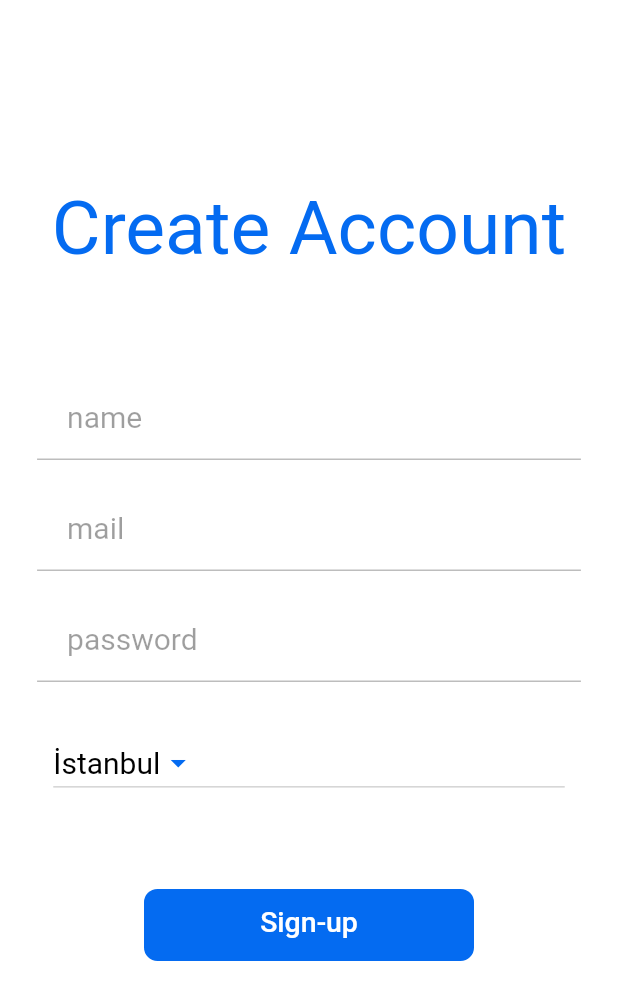
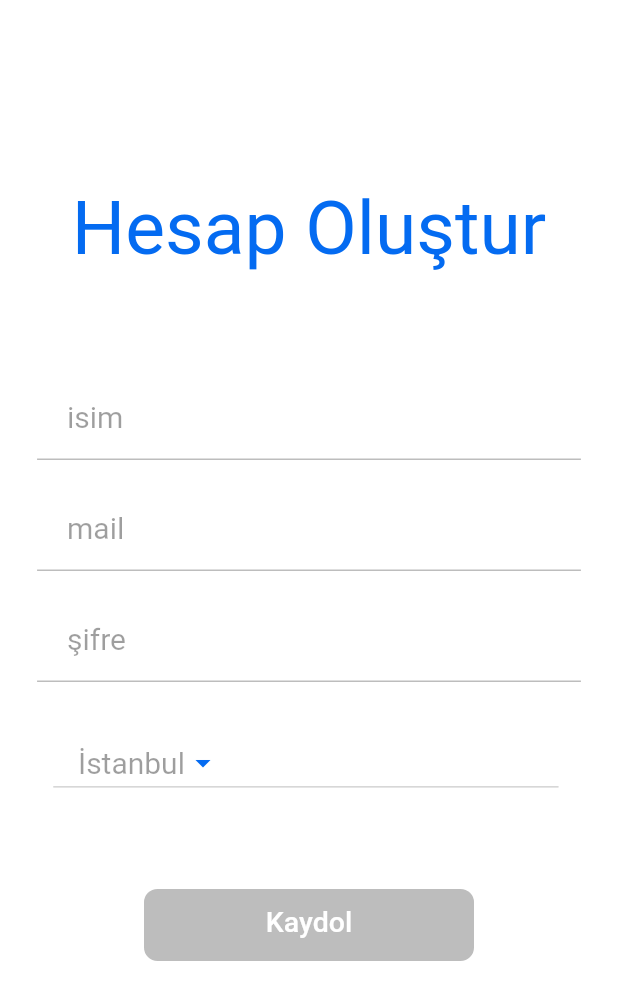
Before and after one commit to tubakocabiyik0/cloths_app, a Flutter app: the SignUpPAge screen opened directly, on a phone screen of 412 x 824 dp. Shown: the top 1000 px of the screen. Run offline on Flutter 3.47's test engine with Material 2 defaults, Android fonts, the phone set to English and light mode, and no system bars; our stand-ins replace dotted_border, fluttertoast, image_picker, shared_preferences, smooth_page_indicator; missing offline and left inert: ff_navigation_bar, flutter_animated_dialog, postgres, regexpattern; accounts and stored records are empty; network calls fail; Roboto replaces fonts that are missing (Zen).

```diff
--- a/lib/models/images.dart
+++ b/lib/models/images.dart
@@ -3,6 +3,7 @@ class Images {
   String _category = "";
   String _season = "";
   String _color = "";
+  int _id;
 
   String get image_url => _image_url;
 
@@ -12,5 +13,7 @@ class Images {
 
   String get category => _category;
 
+  int get id =>_id;
+
   Images(this._image_url, this._category, this._season, this._color);
 }
--- a/lib/screens/signup_page.dart
+++ b/lib/screens/signup_page.dart
@@ -27,7 +27,7 @@ class _SignUpPAgeState extends State<SignUpPAge> {
   Widget build(BuildContext context) {
     return Scaffold(
       resizeToAvoidBottomInset: false,
-      backgroundColor: lightColor,
+      backgroundColor: Theme.of(context).backgroundColor,
       body: signUpBody(),
     );
   }
@@ -40,8 +40,8 @@ class _SignUpPAgeState extends State<SignUpPAge> {
         Padding(
           padding: EdgeInsets.only(top: height * 0.15),
           child: Text(
-            "Create Account",
-            style: TextStyle(fontFamily: "Zen", color: darkBlue, fontSize: 50),
+            "Hesap Oluştur",
+            style: TextStyle(fontFamily: "Zen", color: Theme.of(context).primaryColor, fontSize: 50),
           ),
         ),
         SizedBox(
@@ -65,7 +65,7 @@ class _SignUpPAgeState extends State<SignUpPAge> {
         ),
         MyButton(() {
           signUp();
-        }, "Sign-up", 220),
+        }, "Kaydol", 220,colors: Theme.of(context).canvasColor,textColor: Theme.of(context).cardColor,),
       ],
     );
   }
@@ -76,15 +76,15 @@ class _SignUpPAgeState extends State<SignUpPAge> {
       child: Form(
         key: _nameKey,
         child: TextForm(
-          labelText: "name",
+          labelText: "isim",
           obscureText: false,
           controller: _nameController,
           validator: (v) {
             if (v.isEmpty) {
-              return "cant be empty";
+              return "Burası boş olamaz!";
             }
             if (!v.isUsername()) {
-              return "name can't be less 3 character";
+              return "isim 3 karakterden az olamaz!";
             } else {
               return null;
             }
@@ -105,10 +105,10 @@ class _SignUpPAgeState extends State<SignUpPAge> {
           controller: _mailController,
           validator: (value) {
             if (value.isEmpty) {
-              return "mail can't be empty";
+              return "Burası boş olamaz";
             }
             if (!value.isEmail()) {
-              return "please change email";
+              return "Bu email geçerli değil";
             } else {
               return null;
             }
@@ -121,11 +121,16 @@ class _SignUpPAgeState extends State<SignUpPAge> {
   Container buildDropdownButton() {
     return Container(
       width: 341,
+      child: Padding(
+        padding:
+            EdgeInsets.only(right: MediaQuery.of(context).size.width * 0.01),
         child: DropdownButton(
-        style: TextStyle(fontFamily: "Zen", color: Colors.black, fontSize: 20),
-        icon: Icon(
+
+          style:
+              TextStyle(fontFamily: "Zen", color: Colors.black, fontSize: 20),
+          icon:Icon(
               Icons.arrow_drop_down_sharp,
-          color: darkBlue,
+              color: Theme.of(context).primaryColor,
             ),
           dropdownColor: lightColor,
           value: dropdownValue,
@@ -134,10 +139,15 @@ class _SignUpPAgeState extends State<SignUpPAge> {
               dropdownValue = newValue;
             });
           },
+
           items: ['İstanbul', "İzmir", "Bursa", "Bolu", "Adana", "Ankara"]
               .map((value) {
-          return DropdownMenuItem(value: value, child: Text(value));
+            return DropdownMenuItem(value: value, child: Padding(
+              padding:  EdgeInsets.only(left:MediaQuery.of(context).size.width*0.04),
+              child: Text(value,style: TextStyle(color:Theme.of(context).splashColor,fontSize: 20),),
+            ));
           }).toList(),
+        ),
       ),
     );
   }
@@ -148,15 +158,15 @@ class _SignUpPAgeState extends State<SignUpPAge> {
       child: Form(
         key: _passKey,
         child: TextForm(
-          labelText: "password",
+          labelText: "şifre",
           obscureText: true,
           controller: _passwordController,
           validator: (value) {
             if (value.isEmpty) {
-              return "can't be empty";
+              return "Burası boş olamaz";
             }
             if (!value.isPasswordEasy()) {
-              return "Password can't be less 8 character";
+              return "Şifre 8 karakterden az olamaz";
             } else {
               return null;
             }
@@ -176,10 +186,9 @@ class _SignUpPAgeState extends State<SignUpPAge> {
               _nameController.text, dropdownValue)
           .then((value) {
         if (value == false) {
-
         } else if (value == true) {
-          print("basarili");
-          Navigator.pushReplacement(context, MaterialPageRoute(builder: (context)=>HomePage()));
+          Navigator.pushReplacement(
+              context, MaterialPageRoute(builder: (context) => HomePage()));
         }
       });
     }
--- a/lib/screens/signın_page.dart
+++ b/lib/screens/signın_page.dart
@@ -25,7 +25,7 @@ class _SignInPageState extends State<SignInPage> {
   @override
   Widget build(BuildContext context) {
     return Scaffold(
-      backgroundColor: lightColor,
+      backgroundColor: Theme.of(context).backgroundColor,
       body: signUpBody(context),
     );
   }
@@ -41,9 +41,9 @@ class _SignInPageState extends State<SignInPage> {
             Padding(
               padding: EdgeInsets.only(left: width * 0.055),
               child: Text(
-                "Welcome",
+                "Hoşgeldiniz",
                 style: TextStyle(
-                    fontFamily: "Zen", fontSize: 55, color: darkBlue),
+                    fontFamily: "Zen", fontSize: 55, color: Theme.of(context).primaryColor),
               ),
             ),
           ],
@@ -72,9 +72,9 @@ class _SignInPageState extends State<SignInPage> {
                 forgetPassword();
               },
               child: Text(
-                "Forget Password ?",
+                "Şifreni mi unuttun?",
                 style: TextStyle(
-                    fontFamily: "Zen", color: Colors.black, fontSize: 17),
+                    fontFamily: "Zen", color:Theme.of(context).dividerColor, fontSize: 17),
               )),
         ),
         SizedBox(
@@ -83,15 +83,15 @@ class _SignInPageState extends State<SignInPage> {
 
           MyButton(() {
             signIn(context);
-          }, "Sign in", 220),
+          }, "Giriş Yap", 220,colors: Theme.of(context).primaryColor,textColor: Theme.of(context).cardColor,),
         TextButton(
             onPressed: () {
               Navigator.push(context, MaterialPageRoute(builder: (context)=>SignUpPAge()));
             },
             child: Text(
-              "Don't have an account? Sign-up",
+              "Yeni hesap oluştur",
               style: TextStyle(
-                  fontFamily: "Zen", color: Colors.black, fontSize: 17),
+                  fontFamily: "Zen", color: Theme.of(context).dividerColor, fontSize: 17),
             )),
       ],
     );
@@ -104,10 +104,10 @@ class _SignInPageState extends State<SignInPage> {
       controller: mailController,
       validator: (value) {
         if (value.isEmpty) {
-          return "can't be empty";
+          return "Burası boş olamaz";
         }
         if (!value.isEmail()) {
-          return "Please write true email";
+          return "Bu email adresi geçerli değil.";
         } else {
           return null;
         }
@@ -117,15 +117,15 @@ class _SignInPageState extends State<SignInPage> {
 
   passwordForm() {
     return TextForm(
-      labelText: "password",
+      labelText: "şifre",
       obscureText: true,
       controller: passController,
       validator: (value) {
         if (value.isEmpty) {
-          return "can't be empty";
+          return "Burası boş olamaz";
         }
         if (!value.isPasswordEasy()) {
-          return "Password can^t be less 8 character";
+          return "Şifre 8 karakterden az olamaz.";
         } else {
           return null;
         }
--- /dev/null
+++ b/lib/themes/ThemeNotifier.dart
@@ -0,0 +1,15 @@
+import 'package:flutter/cupertino.dart';
+import 'package:flutter/material.dart';
+
+class ThemeNotifier with ChangeNotifier{
+  ThemeData _themeData;
+  ThemeNotifier(this._themeData);
+
+  getTheme() => _themeData;
+
+  setTheme(ThemeData themeData) async {
+    _themeData = themeData;
+    notifyListeners();
+  }
+
+}
--- a/lib/widgets/button.dart
+++ b/lib/widgets/button.dart
@@ -15,7 +15,7 @@ class MyButton extends StatelessWidget {
     return Container(
       width: width,
       decoration: BoxDecoration(
-          borderRadius: BorderRadius.all(Radius.circular(9)), color: colors==null? buttonColor:colors),
+          borderRadius: BorderRadius.all(Radius.circular(9)), color: colors==null? Theme.of(context).buttonColor:colors),
       child: MaterialButton(
         onPressed: onPressed,
         child: Padding(
--- a/lib/widgets/listTile.dart
+++ b/lib/widgets/listTile.dart
@@ -27,8 +27,9 @@ class Listtile extends StatelessWidget {
         width: 40,
         child: leading_icon,
       ),
-      title: Text(title,style: TextStyle(fontSize: 19),),
+      title: Text(title,style: TextStyle(fontSize: 19,color: Theme.of(context).dividerColor)),
       trailing:trailing ,
+
     );
   }
 }
--- a/lib/widgets/textFormField.dart
+++ b/lib/widgets/textFormField.dart
@@ -25,20 +25,21 @@ class TextForm extends StatelessWidget {
     return TextFormField(
       onChanged: onChange,
       initialValue: initialValue,
+        style: TextStyle(color:Theme.of(context).dividerColor),
         decoration: InputDecoration(
           contentPadding:
               new EdgeInsets.symmetric(vertical: 8.0, horizontal: 20),
           enabledBorder: UnderlineInputBorder(
-            borderSide: BorderSide(color: Colors.black26),
+            borderSide: BorderSide(color:Theme.of(context).canvasColor),
           ),
           focusedBorder: UnderlineInputBorder(
-            borderSide: BorderSide(color: Colors.black26),
+            borderSide: BorderSide(color:Theme.of(context).canvasColor),
           ),
           border: UnderlineInputBorder(
-            borderSide: BorderSide(color: Colors.black26),
+            borderSide: BorderSide(color:Theme.of(context).canvasColor),
           ),
           labelText: labelText,
-          labelStyle: TextStyle(color: Colors.black38,fontFamily: "Zen",fontSize: 20),
+          labelStyle: TextStyle(color: Theme.of(context).splashColor,fontFamily: "Zen",fontSize: 20),
         ),
         validator: validator,
         obscureText: obscureText,
--- a/lib/widgets/weatherPageViews.dart
+++ b/lib/widgets/weatherPageViews.dart
@@ -70,7 +70,7 @@ class _WeatherPagesWidget extends State<WeatherPageWidgets> {
               ),
               child: Center(
                 child: CircularProgressIndicator(
-                    valueColor: new AlwaysStoppedAnimation<Color>(darkBlue)),
+                    valueColor: new AlwaysStoppedAnimation<Color>(Theme.of(context).focusColor)),
               ));
         }
       },
```
Also changed, not shown: lib/controller/db_controller.dart (+9 -9 lines), lib/main.dart (+35 -6 lines), lib/screens/home_page.dart (+9 -9 lines), lib/screens/photo_add_page.dart (+21 -13 lines), lib/screens/settings_page.dart (+53 -12 lines), lib/screens/wardrobe_page.dart (+15 -7 lines), lib/themes/myThemes.dart (added, +29 -0 lines), lib/util/mediaQuery.dart (deleted, +0 -8 lines). Lines whose indentation alone changed are shown as unchanged.
